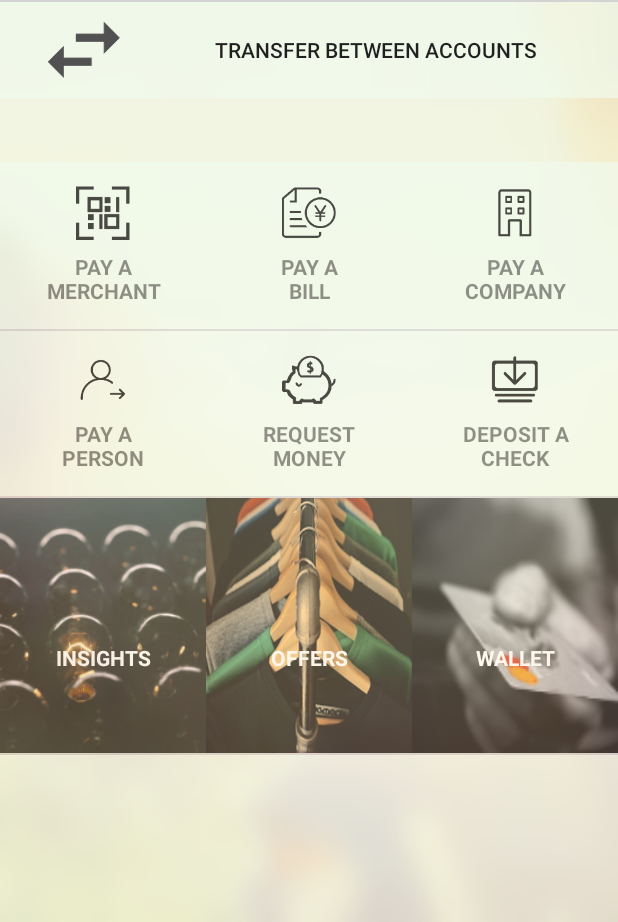
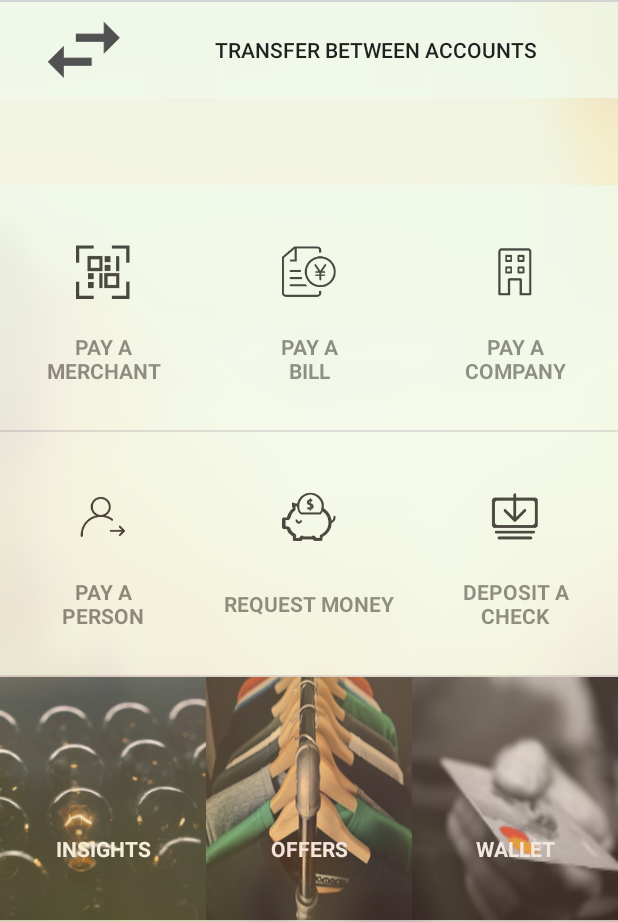
Before and after one commit to rtk4616/smart-money, an Android app: the screen it shows after launch (BankingActivity), on a phone screen of 412 x 824 dp, the part 314-1236 px from its top. Run offline under Robolectric (Android 15) with nearby library versions, the light colour scheme and no system bars; our stand-ins replace ButterKnife, Picasso; libraries missing offline, so code that uses them is left out: jp.wasabeef.picasso; pictures from the network do not load; 1 statement that could not run was skipped.

Commit message:
[ MyBanking ] - Add fragment programmatically, instead of inflated in the layout;     Fix issue that cannot set item with fixed height, because parent.getMeasuredHeight() always return 0.     Refactor list_banking_operation_item with ConstraintLayout (fix issue that the width of the 7th item's titleView became small when notify data changed).

```diff
--- a/app/src/main/java/me/li2/android/fiserv/smartmoney/ui/BankingActivity.java
+++ b/app/src/main/java/me/li2/android/fiserv/smartmoney/ui/BankingActivity.java
@@ -2,6 +2,8 @@ package me.li2.android.fiserv.smartmoney.ui;
 
 import android.os.Bundle;
 import android.support.design.widget.NavigationView;
+import android.support.v4.app.Fragment;
+import android.support.v4.app.FragmentManager;
 import android.support.v4.content.ContextCompat;
 import android.support.v4.view.GravityCompat;
 import android.support.v4.widget.DrawerLayout;
@@ -43,8 +45,16 @@ public class BankingActivity extends AppCompatActivity
         NavigationView navigationView = (NavigationView) findViewById(R.id.nav_view);
         navigationView.setNavigationItemSelectedListener(this);
 
-        mBankingOperationFragment = (BankingOperationFragment)
-                getSupportFragmentManager().findFragmentById(R.id.banking_operation_fragment);
+        // NOTE21: add fragment programmatically, instead of inflated in the layout.
+        FragmentManager fm = getSupportFragmentManager();
+        Fragment fragment  = fm.findFragmentById(R.id.fragment_container);
+
+        if (fragment == null) {
+            fragment = new BankingOperationFragment();
+            fm.beginTransaction().add(R.id.fragment_container, fragment).commit();
+            fm.executePendingTransactions();
+        }
+        mBankingOperationFragment = (BankingOperationFragment) fragment;
         mBankingOperationFragment.setOnBankingOperationSelectListener(mOnBankingOperationSelectListener);
     }
 
@@ -52,21 +62,8 @@ public class BankingActivity extends AppCompatActivity
     protected void onResume() {
         super.onResume();
         // Test
-        updateBankingOperationBkg();
         AccountItem item = new AccountItem("http://i.imgur.com/9gbQ7YR.jpg", "Weiyi Li", 1234567890, 521.13f);
         mBankingOperationFragment.updateAccountItemView(item);
-    }
-
-    private void updateBankingOperationBkg() {
-        mBankingOperationFragment.updateItem(
-                BankingOperationFragment.BANKING_OPERATION_INSIGHTS,
-                ContextCompat.getDrawable(this, R.drawable.i_banking_insights));
-        mBankingOperationFragment.updateItem(
-                BankingOperationFragment.BANKING_OPERATION_OFFERS,
-                ContextCompat.getDrawable(this, R.drawable.i_banking_offers));
-        mBankingOperationFragment.updateItem(
-                BankingOperationFragment.BANKING_OPERATION_WALLET,
-                ContextCompat.getDrawable(this, R.drawable.i_banking_wallet));
     }
 
     @Override
@@ -126,6 +123,9 @@ public class BankingActivity extends AppCompatActivity
         return true;
     }
 
+
+    //-------- BankingOperationFragment -------------------------------------------------
+
     private BankingOperationFragment.OnBankingOperationSelectListener mOnBankingOperationSelectListener =
             new BankingOperationFragment.OnBankingOperationSelectListener() {
                 @Override
@@ -160,5 +160,22 @@ public class BankingActivity extends AppCompatActivity
                             break;
                     }
                 }
+
+                @Override
+                public void onRecyclerViewSetup() {
+                    updateBankingOperationBkg();
+                }
             };
+
+    private void updateBankingOperationBkg() {
+        mBankingOperationFragment.updateItem(
+                BankingOperationFragment.BANKING_OPERATION_INSIGHTS,
+                ContextCompat.getDrawable(this, R.drawable.i_banking_insights));
+        mBankingOperationFragment.updateItem(
+                BankingOperationFragment.BANKING_OPERATION_OFFERS,
+                ContextCompat.getDrawable(this, R.drawable.i_banking_offers));
+        mBankingOperationFragment.updateItem(
+                BankingOperationFragment.BANKING_OPERATION_WALLET,
+                ContextCompat.getDrawable(this, R.drawable.i_banking_wallet));
+    }
 }
--- a/app/src/main/java/me/li2/android/fiserv/smartmoney/ui/BankingOperationFragment.java
+++ b/app/src/main/java/me/li2/android/fiserv/smartmoney/ui/BankingOperationFragment.java
@@ -8,9 +8,11 @@ import android.support.v4.app.Fragment;
 import android.support.v4.content.ContextCompat;
 import android.support.v7.widget.GridLayoutManager;
 import android.support.v7.widget.RecyclerView;
+import android.util.Log;
 import android.view.LayoutInflater;
 import android.view.View;
 import android.view.ViewGroup;
+import android.view.ViewTreeObserver;
 import android.widget.ImageView;
 import android.widget.TextView;
 
@@ -66,6 +68,7 @@ public class BankingOperationFragment extends Fragment {
 
     public interface OnBankingOperationSelectListener {
         void onBankingOperationSelect(@BankingOperation int operation);
+        void onRecyclerViewSetup();
     }
 
     public void setOnBankingOperationSelectListener(OnBankingOperationSelectListener l) {
@@ -76,7 +79,6 @@ public class BankingOperationFragment extends Fragment {
     public void onCreate(Bundle savedInstanceState) {
         super.onCreate(savedInstanceState);
         setRetainInstance(true);
-        mAdapter = new BankingOperationAdapter(getActivity(), createItems());
     }
 
     @Override
@@ -84,13 +86,25 @@ public class BankingOperationFragment extends Fragment {
         View view = inflater.inflate(R.layout.fragment_banking_operation, container, false);
         ButterKnife.bind(this, view);
 
+        final RecyclerView recyclerView = mRecyclerView;
         GridLayoutManager layoutManager = new GridLayoutManager(
                 getActivity(), LAYOUT_COLUMNS_NUMBER, GridLayoutManager.VERTICAL, false);
-        mRecyclerView.setLayoutManager(layoutManager);
-        mRecyclerView.setScrollContainer(false);
-        mRecyclerView.setNestedScrollingEnabled(false);
-        mRecyclerView.addItemDecoration(new SimpleDividerItemDecoration(getContext()));
-        mRecyclerView.setAdapter(mAdapter);
+        recyclerView.setLayoutManager(layoutManager);
+        recyclerView.setScrollContainer(false);
+        recyclerView.setNestedScrollingEnabled(false);
+        recyclerView.addItemDecoration(new SimpleDividerItemDecoration(getContext()));
+        recyclerView.getViewTreeObserver().addOnGlobalLayoutListener(new ViewTreeObserver.OnGlobalLayoutListener() {
+            @Override
+            public void onGlobalLayout() {
+                Log.d(TAG, "RecyclerView height is ready " + recyclerView.getMeasuredHeight());
+                recyclerView.getViewTreeObserver().removeOnGlobalLayoutListener(this);
+                mAdapter = new BankingOperationAdapter(getActivity(), createItems(), recyclerView.getMeasuredHeight());
+                recyclerView.setAdapter(mAdapter);
+                if (mOnBankingOperationSelectListener != null) {
+                    mOnBankingOperationSelectListener.onRecyclerViewSetup();
+                }
+            }
+        });
 
         createAccountItemViewHolder();
         return view;
@@ -151,10 +165,12 @@ public class BankingOperationFragment extends Fragment {
     private class BankingOperationAdapter extends RecyclerView.Adapter<BankingOperationViewHolder> {
         private Context mContext;
         private List<BankingOperationItem> mItems;
+        private int mContainerHeight;
 
-        public BankingOperationAdapter(Context context, List<BankingOperationItem> items) {
+        public BankingOperationAdapter(Context context, List<BankingOperationItem> items, int containerHeight) {
             mContext = context;
             mItems = items;
+            mContainerHeight = containerHeight;
         }
 
         @Override
@@ -165,6 +181,12 @@ public class BankingOperationFragment extends Fragment {
         @Override
         public BankingOperationViewHolder onCreateViewHolder(final ViewGroup parent, int viewType) {
             View itemView = LayoutInflater.from(mContext).inflate(R.layout.list_banking_operation_item, parent, false);
+            // NOTE21: to fix issue that cannot set item with fixed height, because parent.getMeasuredHeight() always return 0.
+            if (mContainerHeight != 0) {
+                int itemWidth = ViewGroup.LayoutParams.MATCH_PARENT;
+                int itemHeight = mContainerHeight / LAYOUT_ROWS_NUMBER;
+                itemView.setLayoutParams(new GridLayoutManager.LayoutParams(itemWidth, itemHeight));
+            }
             return new BankingOperationViewHolder(itemView);
         }
 
@@ -188,8 +210,8 @@ public class BankingOperationFragment extends Fragment {
     //-------- BankingOperationViewHolder -----------------------------------------------
 
     public class BankingOperationViewHolder extends RecyclerView.ViewHolder implements View.OnClickListener {
+        private Context mContext;
         private BankingOperationItem mItem;
-
         @BindView(R.id.itemIcon) ImageView mIconView;
         @BindView(R.id.itemTitle) TextView mTitleView;
         private View mItemView;
@@ -198,15 +220,13 @@ public class BankingOperationFragment extends Fragment {
             super(itemView);
             ButterKnife.bind(this, itemView);
             itemView.setOnClickListener(this);
+            mContext = itemView.getContext();
             mItemView = itemView;
         }
 
         public void bindBankingOperationItem(BankingOperationItem item, int position) {
             if (item != null) {
                 mItem = item;
-                if (item.background != null) {
-                    mItemView.setBackground(item.background);
-                }
 
                 if (item.iconId > 0) {
                     mIconView.setImageResource(item.iconId);
@@ -217,7 +237,19 @@ public class BankingOperationFragment extends Fragment {
                 if (item.operation == BANKING_OPERATION_INSIGHTS
                         || item.operation == BANKING_OPERATION_OFFERS
                         || item.operation == BANKING_OPERATION_WALLET) {
-                    mTitleView.setTextColor(ContextCompat.getColor(getContext(), android.R.color.white));
+                    mTitleView.setTextColor(ContextCompat.getColor(mContext, android.R.color.white));
+                }
+
+                if (item.background != null) {
+                    mItemView.setBackground(item.background);
+                } else {
+                    if (item.operation == BANKING_OPERATION_INSIGHTS) {
+                        mItemView.setBackground(ContextCompat.getDrawable(mContext, R.drawable.i_banking_insights));
+                    } else if (item.operation == BANKING_OPERATION_OFFERS) {
+                        mItemView.setBackground(ContextCompat.getDrawable(mContext, R.drawable.i_banking_offers));
+                    } else if (item.operation == BANKING_OPERATION_WALLET) {
+                        mItemView.setBackground(ContextCompat.getDrawable(mContext, R.drawable.i_banking_wallet));
+                    }
                 }
             }
         }
--- a/app/src/main/res/layout/content_my_banking.xml
+++ b/app/src/main/res/layout/content_my_banking.xml
@@ -10,14 +10,9 @@
     tools:context="me.li2.android.fiserv.smartmoney.ui.BankingActivity"
     tools:showIn="@layout/app_bar_my_banking">
 
-    <fragment
-        android:id="@+id/banking_operation_fragment"
-        android:name="me.li2.android.fiserv.smartmoney.ui.BankingOperationFragment"
+    <FrameLayout
+        android:id="@+id/fragment_container"
         android:layout_width="match_parent"
-        android:layout_height="match_parent"
-        app:layout_constraintLeft_toLeftOf="parent"
-        app:layout_constraintRight_toRightOf="parent"
-        app:layout_constraintBottom_toBottomOf="parent"
-        tools:layout="@layout/fragment_banking_operation"/>
+        android:layout_height="match_parent"/>
 
 </android.support.constraint.ConstraintLayout>
--- a/app/src/main/res/layout/fragment_banking_operation.xml
+++ b/app/src/main/res/layout/fragment_banking_operation.xml
@@ -10,10 +10,9 @@
         android:layout_width="wrap_content"
         android:layout_height="wrap_content"
         android:id="@+id/guideline1"
-        app:layout_constraintGuide_percent="0.33"
+        app:layout_constraintGuide_percent="0.35"
         android:orientation="horizontal"
-        tools:layout_editor_absoluteY="169dp"
-        tools:layout_editor_absoluteX="0dp"/>
+        />
 
 
     <android.support.constraint.Guideline
--- a/app/src/main/res/layout/list_banking_operation_item.xml
+++ b/app/src/main/res/layout/list_banking_operation_item.xml
@@ -1,34 +1,53 @@
 <?xml version="1.0" encoding="utf-8"?>
-<FrameLayout xmlns:android="http://schemas.android.com/apk/res/android"
-              android:layout_width="match_parent"
+<android.support.constraint.ConstraintLayout
+    xmlns:android="http://schemas.android.com/apk/res/android"
+    xmlns:app="http://schemas.android.com/apk/res-auto"
+    android:layout_width="wrap_content"
     android:layout_height="wrap_content">
 
-    <LinearLayout
-        android:layout_width="match_parent"
-        android:layout_height="wrap_content"
-        android:layout_gravity="center"
-        android:padding="@dimen/activity_horizontal_margin"
-        android:orientation="vertical" >
 
     <ImageView
         android:id="@+id/itemIcon"
         android:layout_width="@dimen/banking_operation_icon_size"
         android:layout_height="@dimen/banking_operation_icon_size"
-            android:layout_gravity="center_horizontal"
-            android:layout_marginBottom="@dimen/general_layout_margin"
-            android:scaleType="fitCenter" />
+        android:scaleType="fitCenter"
+        android:layout_marginBottom="8dp"
+        app:layout_constraintBottom_toTopOf="@+id/guideline5"
+        app:layout_constraintTop_toTopOf="parent"
+        android:layout_marginTop="8dp"
+        android:layout_marginLeft="8dp"
+        app:layout_constraintLeft_toLeftOf="parent"
+        android:layout_marginRight="8dp"
+        app:layout_constraintRight_toRightOf="parent"/>
 
     <TextView
         android:id="@+id/itemTitle"
-            android:layout_width="match_parent"
-            android:layout_height="wrap_content"
+        style="@android:style/TextAppearance.Holo.Small"
+        android:layout_width="0dp"
+        android:layout_height="0dp"
+        android:ellipsize="end"
         android:gravity="center"
         android:includeFontPadding="true"
-            style="@android:style/TextAppearance.Holo.Small"
         android:textAllCaps="true"
         android:textStyle="bold"
-            android:ellipsize="end"/>
+        android:layout_marginRight="8dp"
+        app:layout_constraintRight_toRightOf="parent"
+        android:layout_marginLeft="8dp"
+        app:layout_constraintLeft_toLeftOf="parent"
+        android:layout_marginTop="0dp"
+        app:layout_constraintTop_toBottomOf="@+id/itemIcon"
+        app:layout_constraintBottom_toBottomOf="parent"
+        android:layout_marginBottom="8dp"
+        app:layout_constraintHorizontal_bias="0.0"
+        app:layout_constraintVertical_bias="0.0"/>
 
-    </LinearLayout>
+    <android.support.constraint.Guideline
+        android:layout_width="wrap_content"
+        android:layout_height="wrap_content"
+        android:id="@+id/guideline5"
+        app:layout_constraintGuide_percent="0.71"
+        android:orientation="horizontal"
+        />
 
-</FrameLayout>
+
+</android.support.constraint.ConstraintLayout>
```
Lines whose indentation alone changed are shown as unchanged.
